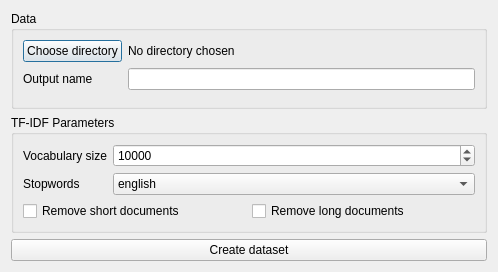
The window that gui/designer/dataset_wizard.ui (rafalpiwnik/SemanticHashing) describes before a commit, drawn with Qt 5.
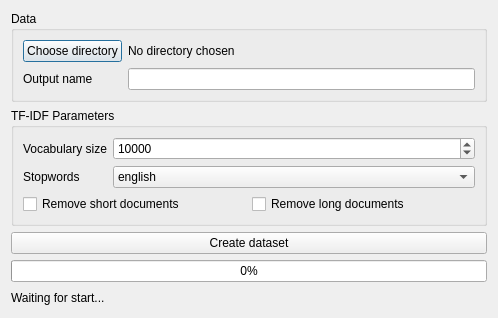
The same window after the commit.

Commit message: qworker for creating datasets

What changed in the file:
```diff
--- a/gui/designer/dataset_wizard.ui
+++ b/gui/designer/dataset_wizard.ui
@@ -7,7 +7,7 @@
     <x>0</x>
     <y>0</y>
     <width>498</width>
-    <height>272</height>
+    <height>318</height>
    </rect>
   </property>
   <property name="windowTitle">
@@ -133,7 +133,37 @@
     </widget>
    </item>
    <item row="3" column="0">
-    <layout class="QGridLayout" name="expandingGridLayout"/>
+    <layout class="QGridLayout" name="expandingGridLayout">
+     <item row="0" column="0">
+      <widget class="QProgressBar" name="progressBar">
+       <property name="value">
+        <number>0</number>
+       </property>
+       <property name="alignment">
+        <set>Qt::AlignCenter</set>
+       </property>
+       <property name="textVisible">
+        <bool>true</bool>
+       </property>
+       <property name="orientation">
+        <enum>Qt::Horizontal</enum>
+       </property>
+       <property name="invertedAppearance">
+        <bool>false</bool>
+       </property>
+       <property name="textDirection">
+        <enum>QProgressBar::TopToBottom</enum>
+       </property>
+      </widget>
+     </item>
+     <item row="1" column="0">
+      <widget class="QLabel" name="createWorkerStatus">
+       <property name="text">
+        <string>Waiting for start...</string>
+       </property>
+      </widget>
+     </item>
+    </layout>
    </item>
   </layout>
  </widget>
```
The commit also changes 5 other files.
